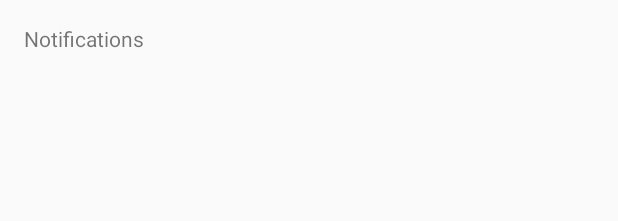
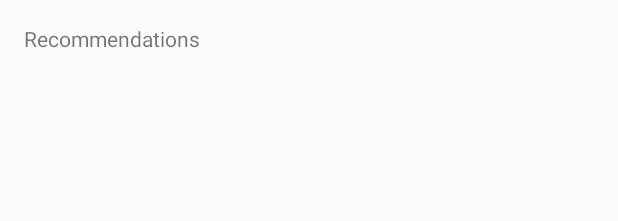
Before and after one commit to arashn/FACT, an Android app: the layout recommendations_fragment.xml on its own in the app's theme, with its tools: preview values and no code run, on a phone screen of 412 x 824 dp. Shown: the top 221 px of the screen. Run offline under Robolectric (Android 15) with nearby library versions, the phone set to English and light mode, and no system bars.

Commit message:
Replaced notifications tab with recommendations

```diff
--- a/app/src/main/java/com/yada/fact/MainActivity.java
+++ b/app/src/main/java/com/yada/fact/MainActivity.java
@@ -23,8 +23,8 @@ public class MainActivity extends AppCompatActivity {
                 case R.id.navigation_history:
                     replaceTopLevelFragment(new HistoryFragment());
                     return true;
-                case R.id.navigation_notifications:
-                    replaceTopLevelFragment(new NotificationsFragment());
+                case R.id.navigation_recommendations:
+                    replaceTopLevelFragment(new RecommendationsFragment());
                     return true;
                 case R.id.navigation_settings:
                     replaceTopLevelFragment(new SettingsFragment());
--- a/app/src/main/java/com/yada/fact/NotificationsFragment.java
+++ b/app/src/main/java/com/yada/fact/RecommendationsFragment.java
@@ -6,10 +6,10 @@ import android.view.LayoutInflater;
 import android.view.View;
 import android.view.ViewGroup;
 
-public class NotificationsFragment extends Fragment {
+public class RecommendationsFragment extends Fragment {
     @Override
     public View onCreateView(LayoutInflater inflater, ViewGroup container,
                              Bundle savedInstanceState) {
-        return inflater.inflate(R.layout.notifications_fragment, container, false);
+        return inflater.inflate(R.layout.recommendations_fragment, container, false);
     }
 }
--- a/app/src/main/res/layout/notifications_fragment.xml
+++ b/app/src/main/res/layout/recommendations_fragment.xml
@@ -11,7 +11,7 @@
         android:layout_marginLeft="@dimen/activity_horizontal_margin"
         android:layout_marginStart="@dimen/activity_horizontal_margin"
         android:layout_marginTop="@dimen/activity_vertical_margin"
-        android:text="@string/title_notifications"
+        android:text="@string/title_recommendations"
         app:layout_constraintLeft_toLeftOf="parent"
         app:layout_constraintTop_toTopOf="parent" />
 
--- a/app/src/main/res/menu/navigation.xml
+++ b/app/src/main/res/menu/navigation.xml
@@ -12,9 +12,9 @@
         android:title="@string/title_history" />
 
     <item
-        android:id="@+id/navigation_notifications"
-        android:icon="@drawable/ic_notifications_black_24dp"
-        android:title="@string/title_notifications" />
+        android:id="@+id/navigation_recommendations"
+        android:icon="@drawable/ic_person_black_24dp"
+        android:title="@string/title_recommendations" />
 
     <item
         android:id="@+id/navigation_settings"
--- a/app/src/main/res/values/strings.xml
+++ b/app/src/main/res/values/strings.xml
@@ -1,8 +1,7 @@
 <resources>
     <string name="app_name">FACT</string>
     <string name="title_home">Home</string>
-    <string name="title_dashboard">Dashboard</string>
-    <string name="title_notifications">Notifications</string>
     <string name="title_settings">Settings</string>
     <string name="title_history">History</string>
+    <string name="title_recommendations">Recommendations</string>
 </resources>
```
Also changed, not shown: app/src/main/res/drawable-hdpi/ic_person_black_24dp.png (added), app/src/main/res/drawable-mdpi/ic_person_black_24dp.png (added), app/src/main/res/drawable-xhdpi/ic_person_black_24dp.png (added), app/src/main/res/drawable-xxhdpi/ic_person_black_24dp.png (added), app/src/main/res/drawable-xxxhdpi/ic_person_black_24dp.png (added).
